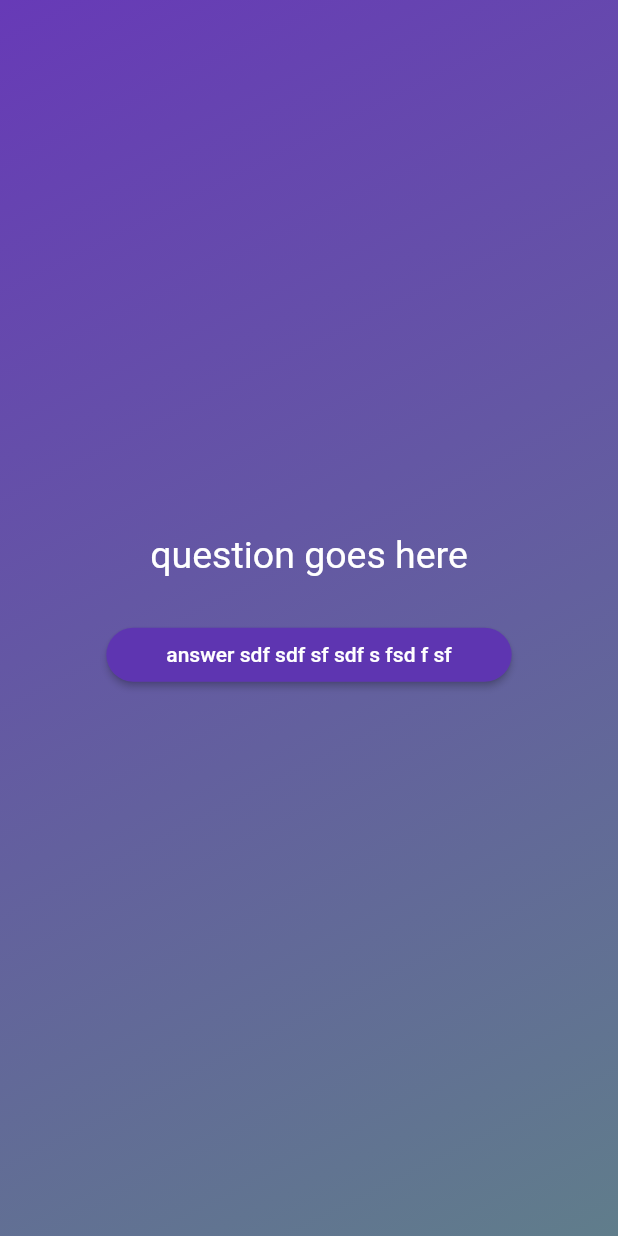
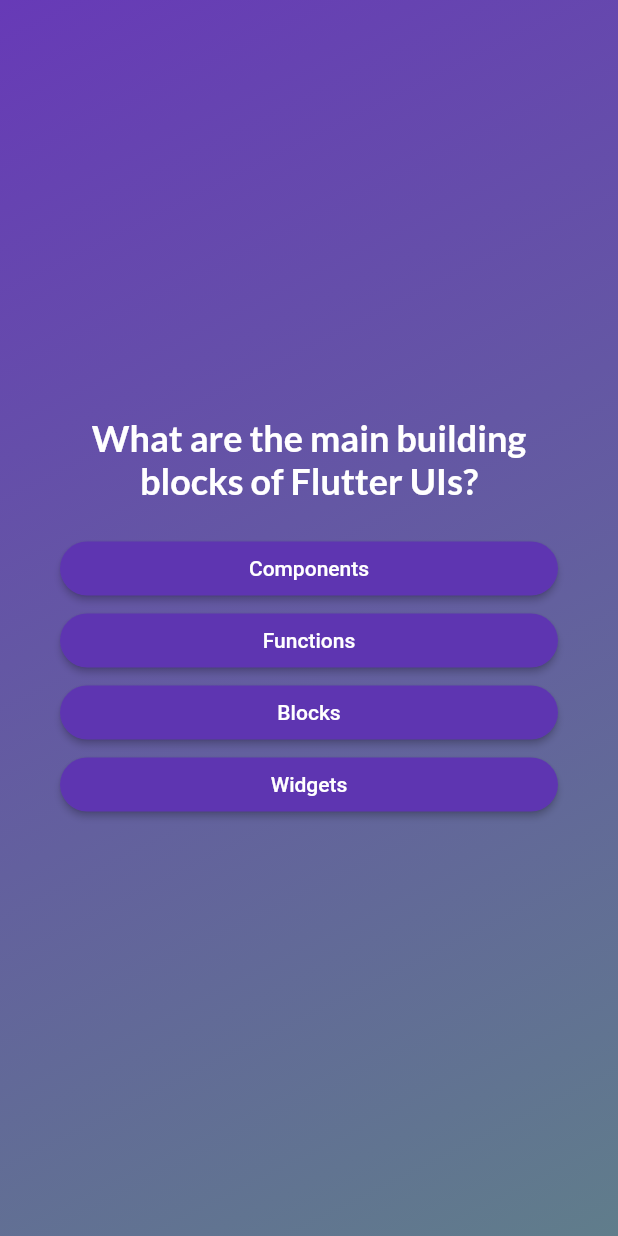
Before and after one commit to najeedhabib/quiz_app, a Flutter app: the screen it shows after launch, after a tap on "Start Quiz", on a phone screen of 412 x 824 dp. Run offline on Flutter 3.47's test engine with Material 2 defaults, Android fonts, the phone set to English and light mode, and no system bars; our stand-ins replace google_fonts.

Commit message:
further progress

```diff
--- a/lib/answer_button.dart
+++ b/lib/answer_button.dart
@@ -18,7 +18,10 @@ class AnswerButton extends StatelessWidget {
           shape:
               RoundedRectangleBorder(borderRadius: BorderRadius.circular(40)),
           padding: const EdgeInsets.symmetric(vertical: 10, horizontal: 40)),
-      child: Text(answerText),
+      child: Text(
+        answerText,
+        textAlign: TextAlign.center,
+      ),
     );
   }
 }
--- a/lib/models/quiz_questions.dart
+++ b/lib/models/quiz_questions.dart
@@ -3,4 +3,10 @@ class QuizQuestion {
 
   final String question;
   final List<String> answers;
+
+  List<String> getShuffledAnswers() {
+    final shuffledList = List.of(answers);
+    shuffledList.shuffle();
+    return shuffledList;
+  }
 }
--- a/lib/question_screen.dart
+++ b/lib/question_screen.dart
@@ -1,6 +1,7 @@
 import 'package:flutter/material.dart';
 import 'package:quiz_app/answer_button.dart';
 import 'package:quiz_app/data/questions.dart';
+import 'package:google_fonts/google_fonts.dart';
 
 class QuestionScreen extends StatefulWidget {
   const QuestionScreen({super.key});
@@ -10,30 +11,42 @@ class QuestionScreen extends StatefulWidget {
 }
 
 class _QuestionScreenState extends State<QuestionScreen> {
-  void onTap() {}
+  var currentQuestionIndex = 0;
+  void answerQuestion() {
+    setState(() {
+      currentQuestionIndex++;
+    });
+  }
+
   @override
   Widget build(BuildContext context) {
+    final currentQuestion = questions[currentQuestionIndex];
+
     return SizedBox(
       width: double.infinity,
+      child: Container(
+        padding: const EdgeInsets.all(40),
         child: Column(
           mainAxisAlignment: MainAxisAlignment.center,
+          crossAxisAlignment: CrossAxisAlignment.stretch,
           children: [
-          const Text(
-            'question goes here',
-            style: TextStyle(
+            Text(
+              currentQuestion.question,
+              style: GoogleFonts.lato(
                   color: Colors.white,
-              fontSize: 25,
-            ),
+                  fontSize: 24,
+                  fontWeight: FontWeight.bold),
+              textAlign: TextAlign.center,
             ),
             const SizedBox(height: 20),
-          TextButton(
-            onPressed: () {},
-            child: AnswerButton(
-              answerText: 'answer sdf sdf sf sdf s fsd f sf',
-              onTap: onTap,
+            ...currentQuestion.getShuffledAnswers().map((item) {
+              return AnswerButton(
+                answerText: item,
+                onTap: answerQuestion,
+              );
+            })
+          ],
         ),
-          ),
-        ],
       ),
     );
   }
--- a/lib/quiz.dart
+++ b/lib/quiz.dart
@@ -10,21 +10,23 @@ class Quiz extends StatefulWidget {
 }
 
 class _QuizState extends State<Quiz> {
-  Widget? activeScreen;
-  @override
-  void initState() {
-    activeScreen = StartScreen(switchScreen);
-    super.initState();
-  }
+  var selectedAnswers = [];
+  var activeScreen = 'start-screen';
 
   void switchScreen() {
     setState(() {
-      activeScreen = const QuestionScreen();
+      activeScreen = 'questions-screen';
     });
   }
 
   @override
   Widget build(BuildContext context) {
+    Widget screenWidget = StartScreen(switchScreen);
+
+    if (activeScreen == 'questions-screen') {
+      screenWidget = const QuestionScreen();
+    }
+
     return MaterialApp(
       home: Scaffold(
         body: Container(
@@ -34,7 +36,7 @@ class _QuizState extends State<Quiz> {
                 begin: Alignment.topLeft,
                 end: Alignment.bottomRight),
           ),
-          child: activeScreen,
+          child: screenWidget,
         ),
       ),
     );
--- a/lib/start_screen.dart
+++ b/lib/start_screen.dart
@@ -1,4 +1,5 @@
 import 'package:flutter/material.dart';
+import 'package:google_fonts/google_fonts.dart';
 
 class StartScreen extends StatelessWidget {
   const StartScreen(this.startQuiz, {super.key});
@@ -26,9 +27,9 @@ class StartScreen extends StatelessWidget {
           ),
           ElevatedButton.icon(
             onPressed: startQuiz,
-            label: const Text(
+            label: Text(
               'Start Quiz',
-              style: TextStyle(color: Colors.white),
+              style: GoogleFonts.alatsi(),
             ),
             icon: const Icon(Icons.arrow_forward_sharp),
           ),
--- a/pubspec.yaml
+++ b/pubspec.yaml
@@ -34,6 +34,7 @@ dependencies:
   # The following adds the Cupertino Icons font to your application.
   # Use with the CupertinoIcons class for iOS style icons.
   cupertino_icons: ^1.0.2
+  google_fonts: ^5.1.0
 
 dev_dependencies:
   flutter_test:
```
Also changed, not shown: pubspec.lock, 10 other files. Lines whose indentation alone changed are shown as unchanged.
